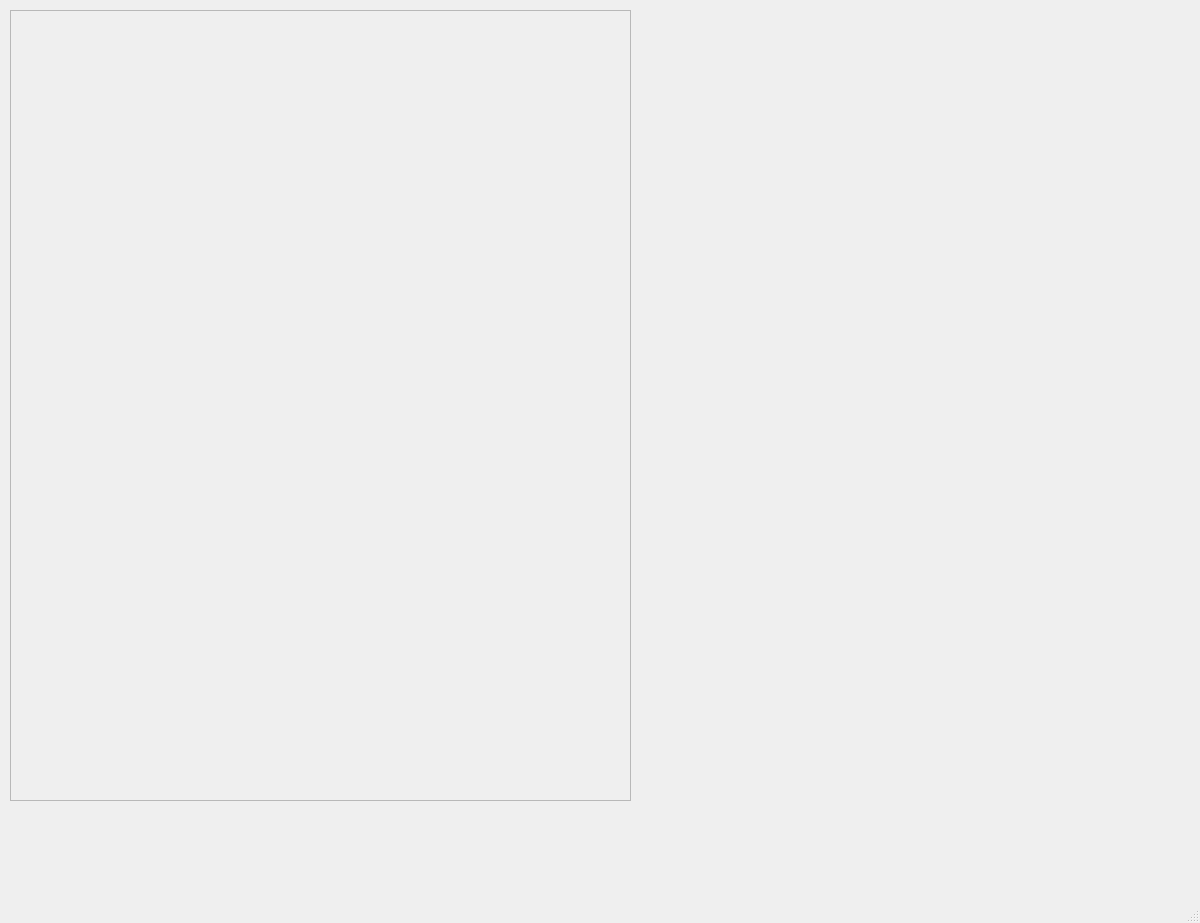
Old version of the form gui_test.ui in the repository AngusG/truth-and-crop.
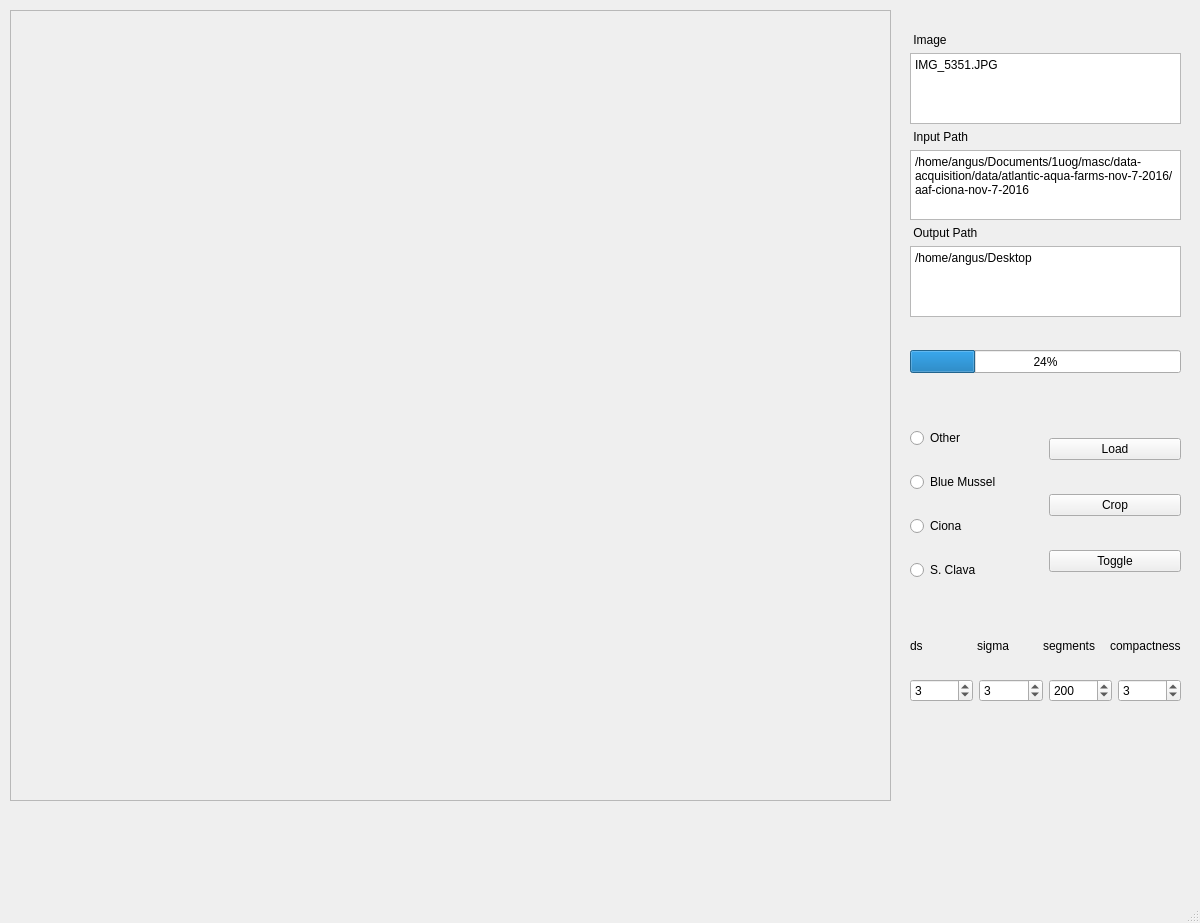
New version of the form.

Commit message: GUI Skeleton present, some hooks implemented.

Patch:
```diff
--- a/gui_test.ui
+++ b/gui_test.ui
@@ -19,7 +19,7 @@
      <rect>
       <x>10</x>
       <y>10</y>
-      <width>621</width>
+      <width>881</width>
       <height>791</height>
      </rect>
     </property>
@@ -31,7 +31,7 @@
       <rect>
        <x>0</x>
        <y>0</y>
-       <width>619</width>
+       <width>879</width>
        <height>789</height>
       </rect>
      </property>
@@ -49,8 +49,237 @@
      </layout>
     </widget>
    </widget>
-   <zorder>scrollArea</zorder>
-   <zorder>img_view</zorder>
+   <widget class="QWidget" name="horizontalLayoutWidget">
+    <property name="geometry">
+     <rect>
+      <x>910</x>
+      <y>670</y>
+      <width>271</width>
+      <height>41</height>
+     </rect>
+    </property>
+    <layout class="QHBoxLayout" name="horizontalLayout_2">
+     <item>
+      <widget class="QSpinBox" name="sigmaBox_2">
+       <property name="value">
+        <number>3</number>
+       </property>
+      </widget>
+     </item>
+     <item>
+      <widget class="QSpinBox" name="sigmaBox">
+       <property name="value">
+        <number>3</number>
+       </property>
+      </widget>
+     </item>
+     <item>
+      <widget class="QSpinBox" name="segmentsBox">
+       <property name="maximum">
+        <number>9999</number>
+       </property>
+       <property name="value">
+        <number>200</number>
+       </property>
+      </widget>
+     </item>
+     <item>
+      <widget class="QSpinBox" name="compactnessBox">
+       <property name="value">
+        <number>3</number>
+       </property>
+      </widget>
+     </item>
+    </layout>
+   </widget>
+   <widget class="QWidget" name="horizontalLayoutWidget_2">
+    <property name="geometry">
+     <rect>
+      <x>910</x>
+      <y>620</y>
+      <width>271</width>
+      <height>51</height>
+     </rect>
+    </property>
+    <layout class="QHBoxLayout" name="horizontalLayout_3">
+     <item>
+      <widget class="QLabel" name="label_7">
+       <property name="text">
+        <string>ds</string>
+       </property>
+      </widget>
+     </item>
+     <item>
+      <widget class="QLabel" name="label">
+       <property name="text">
+        <string>sigma</string>
+       </property>
+      </widget>
+     </item>
+     <item>
+      <widget class="QLabel" name="label_2">
+       <property name="text">
+        <string>segments</string>
+       </property>
+      </widget>
+     </item>
+     <item>
+      <widget class="QLabel" name="label_3">
+       <property name="text">
+        <string>compactness</string>
+       </property>
+      </widget>
+     </item>
+    </layout>
+   </widget>
+   <widget class="QWidget" name="horizontalLayoutWidget_3">
+    <property name="geometry">
+     <rect>
+      <x>910</x>
+      <y>410</y>
+      <width>271</width>
+      <height>191</height>
+     </rect>
+    </property>
+    <layout class="QHBoxLayout" name="horizontalLayout_4">
+     <item>
+      <layout class="QVBoxLayout" name="verticalLayout">
+       <item>
+        <widget class="QRadioButton" name="class_other">
+         <property name="text">
+          <string>Other</string>
+         </property>
+        </widget>
+       </item>
+       <item>
+        <widget class="QRadioButton" name="class_mussel">
+         <property name="text">
+          <string>Blue Mussel</string>
+         </property>
+        </widget>
+       </item>
+       <item>
+        <widget class="QRadioButton" name="class_ciona">
+         <property name="text">
+          <string>Ciona</string>
+         </property>
+        </widget>
+       </item>
+       <item>
+        <widget class="QRadioButton" name="class_styela">
+         <property name="text">
+          <string>S. Clava</string>
+         </property>
+        </widget>
+       </item>
+      </layout>
+     </item>
+     <item>
+      <layout class="QVBoxLayout" name="verticalLayout_2">
+       <item>
+        <widget class="QPushButton" name="loadButton">
+         <property name="text">
+          <string>Load</string>
+         </property>
+        </widget>
+       </item>
+       <item>
+        <widget class="QPushButton" name="cropButton">
+         <property name="text">
+          <string>Crop</string>
+         </property>
+        </widget>
+       </item>
+       <item>
+        <widget class="QPushButton" name="toggleButton">
+         <property name="text">
+          <string>Toggle</string>
+         </property>
+        </widget>
+       </item>
+      </layout>
+     </item>
+    </layout>
+   </widget>
+   <widget class="QWidget" name="verticalLayoutWidget_3">
+    <property name="geometry">
+     <rect>
+      <x>910</x>
+      <y>33</y>
+      <width>271</width>
+      <height>284</height>
+     </rect>
+    </property>
+    <layout class="QVBoxLayout" name="verticalLayout_3">
+     <item>
+      <widget class="QLabel" name="label_6">
+       <property name="text">
+        <string> Image</string>
+       </property>
+      </widget>
+     </item>
+     <item>
+      <widget class="QTextEdit" name="imageField">
+       <property name="html">
+        <string>&lt;!DOCTYPE HTML PUBLIC &quot;-//W3C//DTD HTML 4.0//EN&quot; &quot;http://www.w3.org/TR/REC-html40/strict.dtd&quot;&gt;
+&lt;html&gt;&lt;head&gt;&lt;meta name=&quot;qrichtext&quot; content=&quot;1&quot; /&gt;&lt;style type=&quot;text/css&quot;&gt;
+p, li { white-space: pre-wrap; }
+&lt;/style&gt;&lt;/head&gt;&lt;body style=&quot; font-family:'Sans Serif'; font-size:9pt; font-weight:400; font-style:normal;&quot;&gt;
+&lt;p style=&quot; margin-top:0px; margin-bottom:0px; margin-left:0px; margin-right:0px; -qt-block-indent:0; text-indent:0px;&quot;&gt;IMG_5351.JPG&lt;/p&gt;&lt;/body&gt;&lt;/html&gt;</string>
+       </property>
+      </widget>
+     </item>
+     <item>
+      <widget class="QLabel" name="label_5">
+       <property name="text">
+        <string> Input Path</string>
+       </property>
+      </widget>
+     </item>
+     <item>
+      <widget class="QTextEdit" name="inputPathField">
+       <property name="html">
+        <string>&lt;!DOCTYPE HTML PUBLIC &quot;-//W3C//DTD HTML 4.0//EN&quot; &quot;http://www.w3.org/TR/REC-html40/strict.dtd&quot;&gt;
+&lt;html&gt;&lt;head&gt;&lt;meta name=&quot;qrichtext&quot; content=&quot;1&quot; /&gt;&lt;style type=&quot;text/css&quot;&gt;
+p, li { white-space: pre-wrap; }
+&lt;/style&gt;&lt;/head&gt;&lt;body style=&quot; font-family:'Sans Serif'; font-size:9pt; font-weight:400; font-style:normal;&quot;&gt;
+&lt;p style=&quot; margin-top:0px; margin-bottom:0px; margin-left:0px; margin-right:0px; -qt-block-indent:0; text-indent:0px;&quot;&gt;/home/angus/Documents/1uog/masc/data-acquisition/data/atlantic-aqua-farms-nov-7-2016/aaf-ciona-nov-7-2016&lt;/p&gt;&lt;/body&gt;&lt;/html&gt;</string>
+       </property>
+      </widget>
+     </item>
+     <item>
+      <widget class="QLabel" name="label_4">
+       <property name="text">
+        <string> Output Path</string>
+       </property>
+      </widget>
+     </item>
+     <item>
+      <widget class="QTextEdit" name="outputPath">
+       <property name="html">
+        <string>&lt;!DOCTYPE HTML PUBLIC &quot;-//W3C//DTD HTML 4.0//EN&quot; &quot;http://www.w3.org/TR/REC-html40/strict.dtd&quot;&gt;
+&lt;html&gt;&lt;head&gt;&lt;meta name=&quot;qrichtext&quot; content=&quot;1&quot; /&gt;&lt;style type=&quot;text/css&quot;&gt;
+p, li { white-space: pre-wrap; }
+&lt;/style&gt;&lt;/head&gt;&lt;body style=&quot; font-family:'Sans Serif'; font-size:9pt; font-weight:400; font-style:normal;&quot;&gt;
+&lt;p style=&quot; margin-top:0px; margin-bottom:0px; margin-left:0px; margin-right:0px; -qt-block-indent:0; text-indent:0px;&quot;&gt;/home/angus/Desktop&lt;/p&gt;&lt;/body&gt;&lt;/html&gt;</string>
+       </property>
+      </widget>
+     </item>
+    </layout>
+   </widget>
+   <widget class="QProgressBar" name="progressBar">
+    <property name="geometry">
+     <rect>
+      <x>910</x>
+      <y>350</y>
+      <width>271</width>
+      <height>23</height>
+     </rect>
+    </property>
+    <property name="value">
+     <number>24</number>
+    </property>
+   </widget>
   </widget>
   <widget class="QMenuBar" name="menubar">
    <property name="geometry">
```
Left out of the diff: 6 changed lines with no effect on the pictures. The commit also changes 4 other files.
